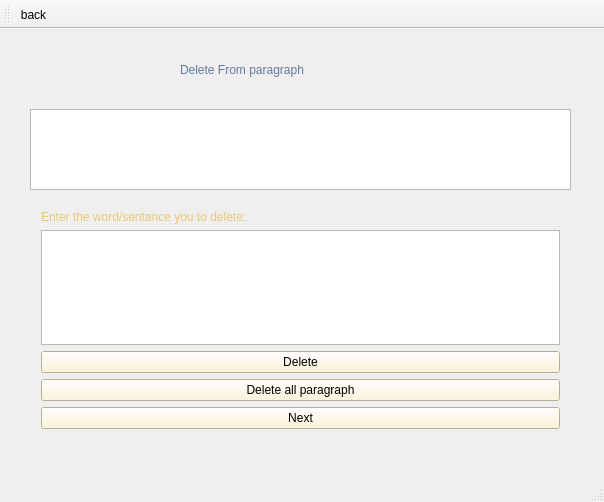
Before: the Qt Designer form DeletePage.ui in Rrr3rrr2004/Word-Frequency-Count, drawn with Qt 5.
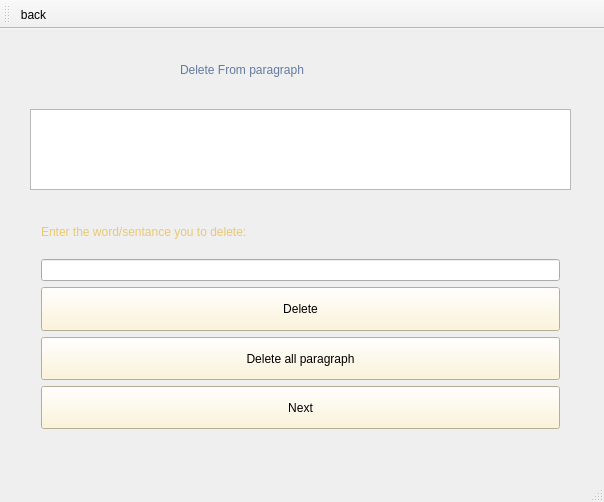
After: the same form once the commit is applied. Icons and pictures are not drawn.

```diff
--- a/DeletePage.ui
+++ b/DeletePage.ui
@@ -66,7 +66,11 @@
       </widget>
      </item>
      <item>
-      <widget class="QTextEdit" name="textEdit"/>
+      <widget class="QLineEdit" name="delText">
+       <property name="clearButtonEnabled">
+        <bool>false</bool>
+       </property>
+      </widget>
      </item>
      <item>
       <widget class="QPushButton" name="deleteButton">
```
